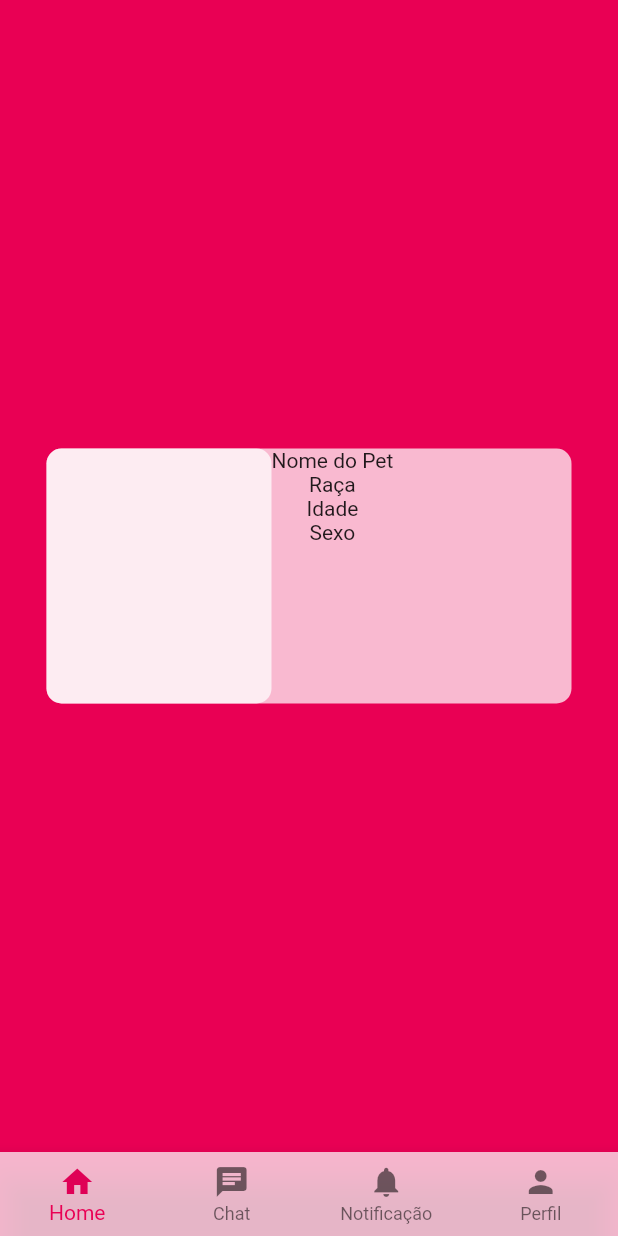
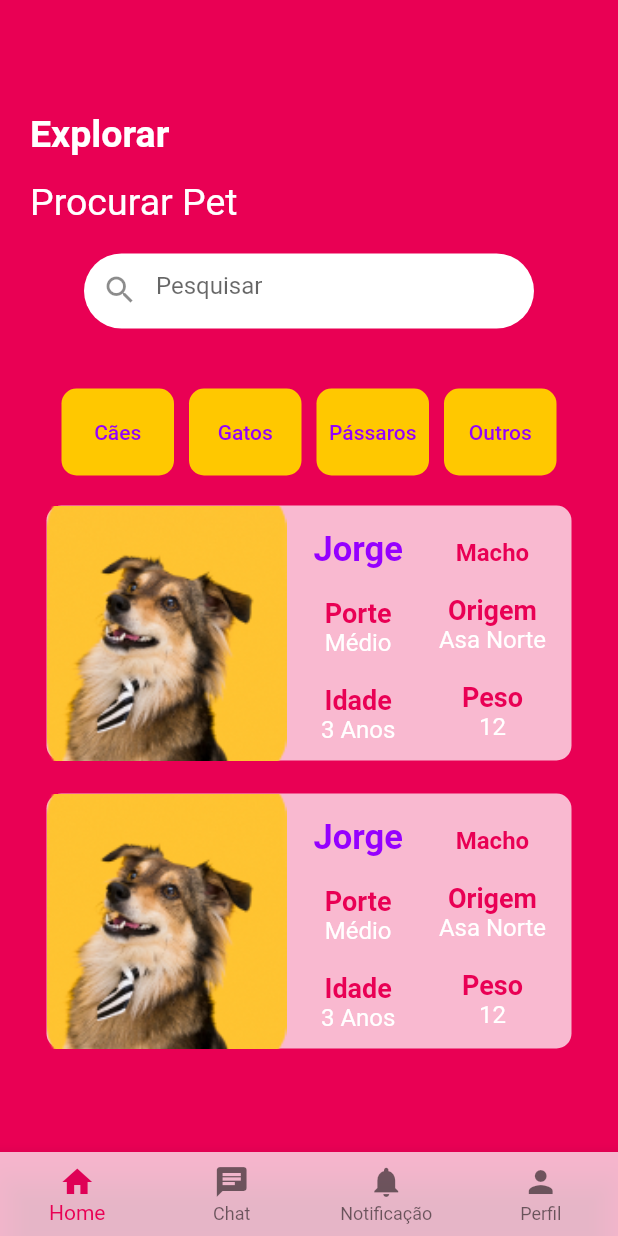
Before and after one commit to vitorekr/UnBArqDsw2022-2-2022.2_G4_IdotPet_Frontend, a Flutter app: the screen it shows after launch, on a phone screen of 412 x 824 dp. Run offline on Flutter 3.47's test engine with Material 2 defaults, Android fonts, the phone set to English and light mode, and no system bars; our stand-ins replace dio, get; accounts and stored records are empty.

Commit message:
Implementação UI homepage
Co-authored-by: Klyssmann Oliveira <56873266+klyssmannoliveira@users.noreply.github.com>
Co-authored-by: Victor Cabral <87657291+victordscabral@users.noreply.github.com>

```diff
--- a/lib/modules/home/ui/card.dart
+++ b/lib/modules/home/ui/card.dart
@@ -1,4 +1,6 @@
 import 'package:flutter/material.dart';
+
+Color rosa = const Color.fromARGB(255, 233, 0, 84);
 
 class PetCard extends StatelessWidget {
   const PetCard({super.key});
@@ -15,22 +17,88 @@ class PetCard extends StatelessWidget {
         ),
         child: Row(
           children: [
-            Container(
-              width: 150,
-              height: 170,
-              decoration: BoxDecoration(
-                color: const Color.fromARGB(185, 255, 255, 255),
-                borderRadius: BorderRadius.circular(10.0),
+            SizedBox(
+              width: 160,
+              height: 180,
+              child: Image.asset(
+                'assets/images/jorge.png',
+                fit: BoxFit.cover,
               ),
             ),
+            const SizedBox(width: 18),
             Column(
               children: const [
-                Text('Nome do Pet'),
-                Text('Raça'),
-                Text('Idade'),
-                Text('Sexo'),
+                SizedBox(height: 16),
+                Text('Jorge',
+                    style: TextStyle(
+                        fontWeight: FontWeight.bold,
+                        fontSize: 23,
+                        color: Color.fromARGB(255, 149, 0, 255))),
+                SizedBox(height: 18),
+                Text(
+                  'Porte',
+                  style: TextStyle(
+                      fontWeight: FontWeight.bold,
+                      fontSize: 18,
+                      color: Color.fromARGB(255, 233, 0, 84)),
+                ),
+                Text(
+                  'Médio',
+                  style: TextStyle(
+                      fontSize: 16, color: Color.fromARGB(255, 255, 255, 255)),
+                ),
+                SizedBox(height: 18),
+                Text(
+                  'Idade',
+                  style: TextStyle(
+                      fontWeight: FontWeight.bold,
+                      fontSize: 18,
+                      color: Color.fromARGB(255, 233, 0, 84)),
+                ),
+                Text(
+                  '3 Anos',
+                  style: TextStyle(
+                      fontSize: 16, color: Color.fromARGB(255, 255, 255, 255)),
+                ),
               ],
             ),
+            const SizedBox(width: 24),
+            Column(
+              children: const [
+                SizedBox(height: 22),
+                Text('Macho',
+                    style: TextStyle(
+                        fontWeight: FontWeight.bold,
+                        fontSize: 16,
+                        color: Color.fromARGB(255, 233, 0, 84))),
+                SizedBox(height: 18),
+                Text(
+                  'Origem',
+                  style: TextStyle(
+                      fontWeight: FontWeight.bold,
+                      fontSize: 18,
+                      color: Color.fromARGB(255, 233, 0, 84)),
+                ),
+                Text(
+                  'Asa Norte',
+                  style: TextStyle(
+                      fontSize: 16, color: Color.fromARGB(255, 255, 255, 255)),
+                ),
+                SizedBox(height: 18),
+                Text(
+                  'Peso',
+                  style: TextStyle(
+                      fontWeight: FontWeight.bold,
+                      fontSize: 18,
+                      color: Color.fromARGB(255, 233, 0, 84)),
+                ),
+                Text(
+                  '12',
+                  style: TextStyle(
+                      fontSize: 16, color: Color.fromARGB(255, 255, 255, 255)),
+                ),
+              ],
+            )
           ],
         ));
   }
--- /dev/null
+++ b/lib/modules/home/ui/filter_button.dart
@@ -0,0 +1,29 @@
+import 'package:flutter/material.dart';
+
+class FilterButton extends StatelessWidget {
+  // ignore: prefer_typing_uninitialized_variables
+  var label = '';
+
+  FilterButton({super.key, required this.label});
+
+  // This widget is the root of your application.
+  @override
+  Widget build(BuildContext context) {
+    return Container(
+        decoration: const BoxDecoration(
+            color: Color.fromARGB(255, 255, 200, 0),
+            borderRadius: BorderRadius.all(Radius.circular(10.0))),
+        constraints: const BoxConstraints.tightFor(width: 75, height: 58),
+        margin: const EdgeInsets.symmetric(vertical: 20.0),
+        child: TextButton(
+          onPressed: () {},
+          child: Text(
+            label,
+            style: const TextStyle(
+              color: Color.fromARGB(255, 149, 0, 255),
+              fontSize: 14,
+            ),
+          ),
+        ));
+  }
+}
--- a/lib/modules/home/ui/home_page.dart
+++ b/lib/modules/home/ui/home_page.dart
@@ -2,6 +2,8 @@
 
 import 'package:flutter/material.dart';
 import 'package:idotpet/modules/home/ui/card.dart';
+import 'package:idotpet/modules/home/ui/filter_button.dart';
+import 'package:idotpet/modules/home/ui/search_field.dart';
 
 import 'navbar.dart';
 
@@ -11,12 +13,58 @@ class HomePage extends StatelessWidget {
   // This widget is the root of your application.
   @override
   Widget build(BuildContext context) {
-    return const Scaffold(
-      backgroundColor: Color.fromRGBO(233, 0, 84, 1),
-      body: Center(
-        child: PetCard(),
+    return Scaffold(
+      backgroundColor: const Color.fromRGBO(233, 0, 84, 1),
+      body: Column(
+        children: <Widget>[
+          Container(
+            alignment: Alignment.centerLeft,
+            padding: const EdgeInsets.only(top: 75, left: 20),
+            child: const Text(
+              "Explorar",
+              style: TextStyle(
+                fontSize: 25,
+                color: Colors.white,
+                fontWeight: FontWeight.bold,
+              ),
+            ),
+          ),
+          Container(
+            alignment: Alignment.centerLeft,
+            padding: const EdgeInsets.only(top: 16, left: 20),
+            child: const Text(
+              "Procurar Pet",
+              style: TextStyle(
+                fontSize: 25,
+                color: Colors.white,
+              ),
+            ),
+          ),
+          const Center(
+            child: SearchField(),
+          ),
+          Row(
+            mainAxisAlignment: MainAxisAlignment.center,
+            children: [
+              FilterButton(label: 'Cães'),
+              const SizedBox(width: 10),
+              FilterButton(label: 'Gatos'),
+              const SizedBox(width: 10),
+              FilterButton(label: 'Pássaros'),
+              const SizedBox(width: 10),
+              FilterButton(label: 'Outros'),
+            ],
+          ),
+          const Center(
+            child: PetCard(),
+          ),
+          const SizedBox(height: 22),
+          const Center(
+            child: PetCard(),
+          ),
+        ],
       ),
-      bottomNavigationBar: BottomNavBar(),
+      bottomNavigationBar: const BottomNavBar(),
     );
   }
 }
--- a/lib/modules/home/ui/navbar.dart
+++ b/lib/modules/home/ui/navbar.dart
@@ -1,4 +1,3 @@
-import 'package:flutter/cupertino.dart';
 import 'package:flutter/material.dart';
 
 Color rosa = const Color.fromARGB(255, 233, 0, 84);
--- /dev/null
+++ b/lib/modules/home/ui/search_field.dart
@@ -0,0 +1,23 @@
+import 'package:flutter/material.dart';
+
+class SearchField extends StatelessWidget {
+  const SearchField({super.key});
+
+  // This widget is the root of your application.
+  @override
+  Widget build(BuildContext context) {
+    return Container(
+        decoration: const BoxDecoration(
+            color: Colors.white,
+            borderRadius: BorderRadius.all(Radius.circular(25.0))),
+        constraints: const BoxConstraints.tightFor(width: 300, height: 50),
+        margin: const EdgeInsets.symmetric(vertical: 20.0),
+        child: const TextField(
+          decoration: InputDecoration(
+            hintText: "Pesquisar",
+            prefixIcon: Icon(Icons.search),
+            border: InputBorder.none,
+          ),
+        ));
+  }
+}
--- a/pubspec.yaml
+++ b/pubspec.yaml
@@ -62,9 +62,8 @@ flutter:
   uses-material-design: true
 
   # To add assets to your application, add an assets section, like this:
-  # assets:
-  #   - images/a_dot_burr.jpeg
-  #   - images/a_dot_ham.jpeg
+  assets:
+    - assets/images/
 
   # An image asset can refer to one or more resolution-specific "variants", see
   # https://flutter.dev/assets-and-images/#resolution-aware
```
Also changed, not shown: assets/images/jorge.png (added).
